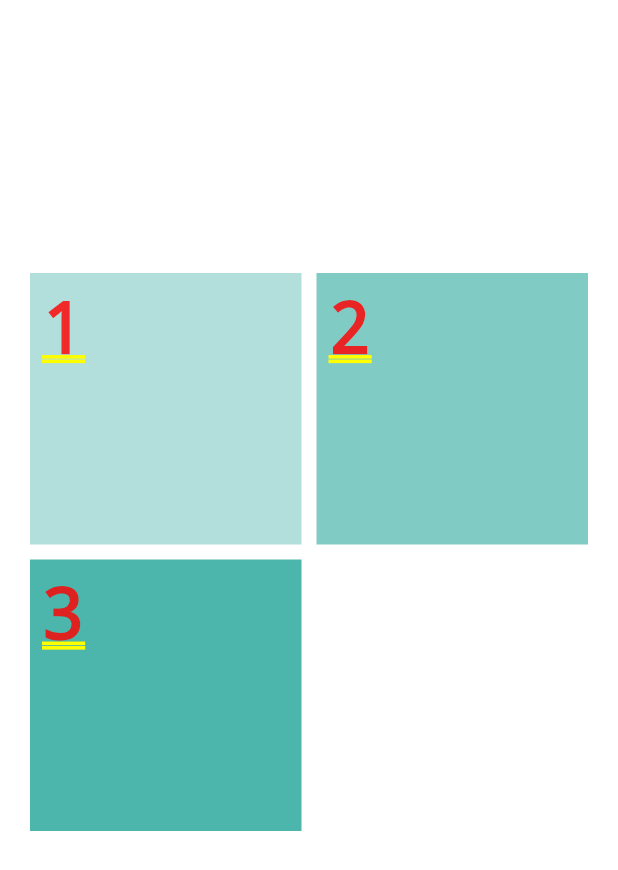
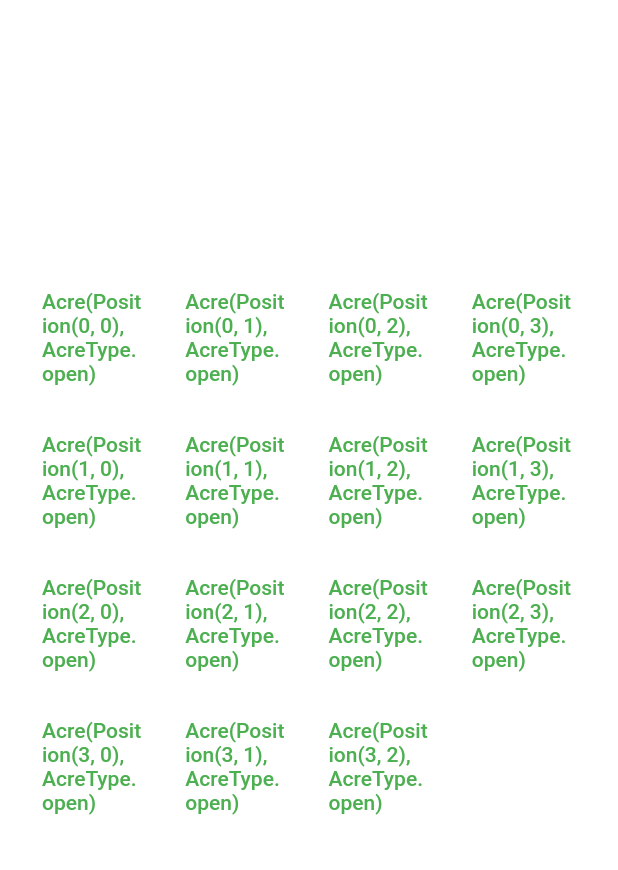
Before and after one commit to matthewlee01/acres, a Flutter app: the screen it shows after launch, on a phone screen of 412 x 824 dp. Shown: the top 870 px of the screen. Run offline on Flutter 3.47's test engine with Material 2 defaults, Android fonts, the light colour scheme and no system bars; our stand-ins replace equatable.

Commit message:
built out tile widgets

```diff
--- a/lib/main.dart
+++ b/lib/main.dart
@@ -1,10 +1,13 @@
 import 'package:flutter/material.dart';
+import 'package:acres/model/acre.dart';
+import 'package:acres/model/position.dart';
 
 void main() {
   runApp(const App());
 }
 
 class App extends StatelessWidget {
+  static const size = 4;
   const App({Key? key}) : super(key: key);
 
   // This widget is the root of your application.
@@ -27,12 +30,26 @@
             child: SizedBox(
                 width: 500,
                 height: 500,
-                child: AspectRatio(aspectRatio: 1, child: Land()))));
+                child: AspectRatio(aspectRatio: 1, child: Land(size: size)))));
   }
 }
 
 class Land extends StatelessWidget {
-  const Land({Key? key}) : super(key: key);
+  const Land({
+    Key? key,
+    required this.size,
+  }) : super(key: key);
+
+  final int size;
+
+  List<Acre> generateAcres(int size) {
+    List<Acre> acres = [];
+    for (int i = 0; i < (size * size) - 1; i++) {
+      acres.add(Acre(
+          position: Position(x: i ~/ size, y: i % size), type: AcreType.open));
+    }
+    return acres;
+  }
 
   @override
   Widget build(BuildContext context) {
@@ -43,24 +60,25 @@
         padding: const EdgeInsets.all(20),
         crossAxisSpacing: 10,
         mainAxisSpacing: 10,
-      crossAxisCount: 2,
-      children: <Widget>[
-        Container(
-          padding: const EdgeInsets.all(8),
-          child: const Text("1"),
-          color: Colors.teal[100],
-        ),
-        Container(
-          padding: const EdgeInsets.all(8),
-          child: const Text('2'),
-          color: Colors.teal[200],
-        ),
-        Container(
-          padding: const EdgeInsets.all(8),
-          child: const Text('3'),
-          color: Colors.teal[300],
-        ),
-      ],
+        crossAxisCount: size,
+        children: generateAcres(size).map((acre) {
+          return AcreTile(
+            acre: acre,
+          );
+        }).toList());
+  }
+}
+
+class AcreTile extends StatelessWidget {
+  const AcreTile({Key? key, required this.acre}) : super(key: key);
+
+  final Acre acre;
+
+  @override
+  Widget build(BuildContext context) {
+    return TextButton(
+      child: Text(acre.toString()),
+      onPressed: () {},
     );
   }
 }
--- a/lib/puzzle/acre.dart
+++ b/lib/model/acre.dart
@@ -1,4 +1,4 @@
-import 'package:acres/puzzle/position.dart';
+import 'package:acres/model/position.dart';
 import 'package:equatable/equatable.dart';
 
 enum AcreType { open, closed, empty }
```
Also changed, not shown: lib/model/position.dart (renamed from lib/puzzle/position.dart), 4 other files. Lines whose indentation alone changed are shown as unchanged.
